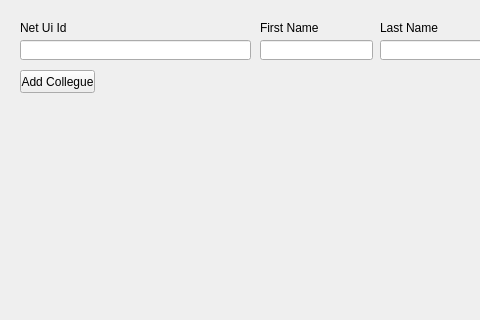
Qt form Views/Colleagues/AddCollegueView.ui (oleksandrmelnychenko/noltapp) before a commit; both pictures show x 0 to 480 and y 0 to 320 of the 1330 by 640 pixel window.
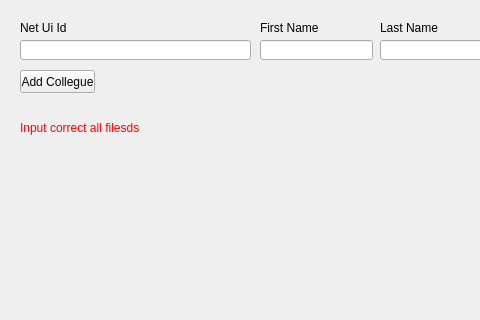
The same form after that commit. Custom widgets are drawn as their Qt base class.

Commit message: Add validation on add Coollegue view

Patch:
```diff
--- a/Views/Colleagues/AddCollegueView.ui
+++ b/Views/Colleagues/AddCollegueView.ui
@@ -147,6 +147,22 @@
     <string>Phone</string>
    </property>
   </widget>
+  <widget class="QLabel" name="lblIncorrectInput">
+   <property name="geometry">
+    <rect>
+     <x>20</x>
+     <y>120</y>
+     <width>151</width>
+     <height>16</height>
+    </rect>
+   </property>
+   <property name="styleSheet">
+    <string notr="true">color:red;</string>
+   </property>
+   <property name="text">
+    <string>Input correct all filesds</string>
+   </property>
+  </widget>
  </widget>
  <customwidgets>
   <customwidget>
```
The commit also changes 3 other files.
